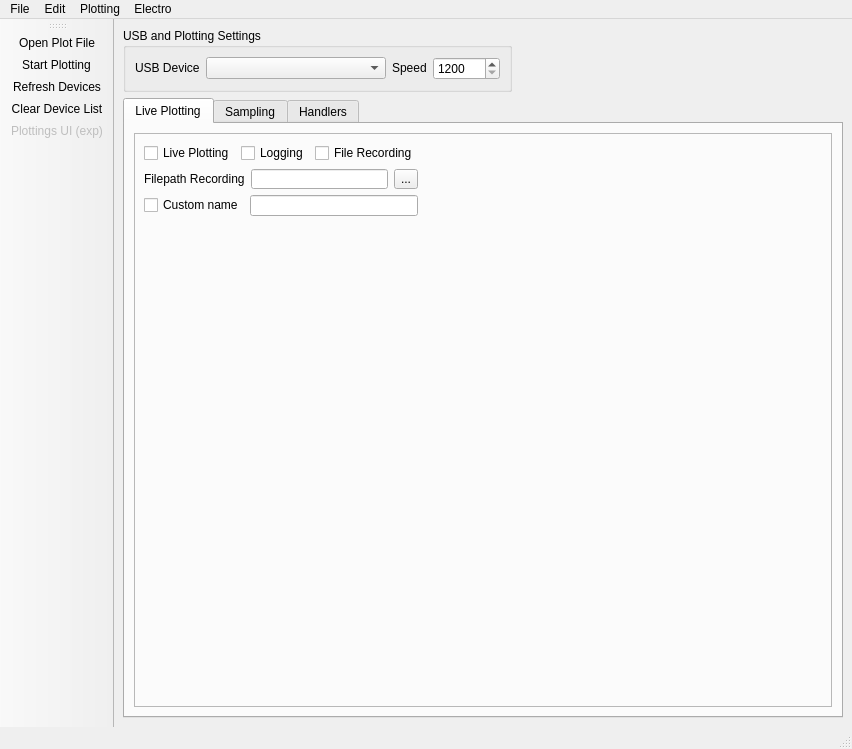
Above: Resources/mainui.ui from gdroumpalis/Electro before the change. Below: the same form after it.
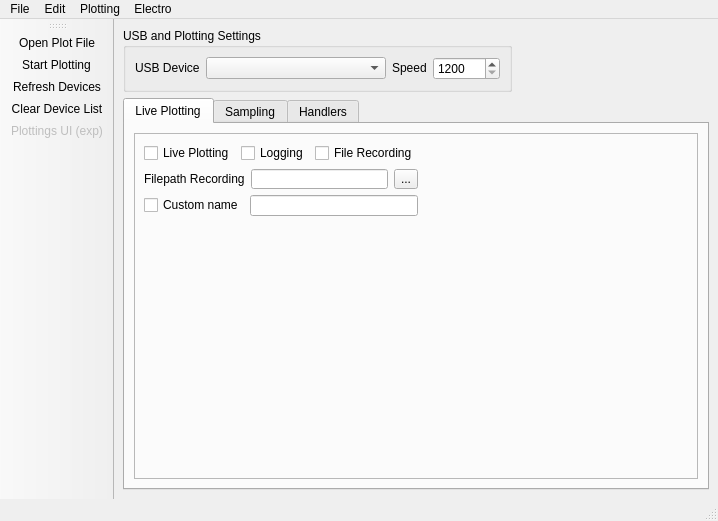
That is the form after the change. Icons and pictures are not drawn.

What changed in the file:
```diff
--- a/Resources/mainui.ui
+++ b/Resources/mainui.ui
@@ -6,8 +6,8 @@
    <rect>
     <x>0</x>
     <y>0</y>
-    <width>852</width>
-    <height>749</height>
+    <width>718</width>
+    <height>521</height>
    </rect>
   </property>
   <property name="sizePolicy">
@@ -471,7 +471,7 @@
     <rect>
      <x>0</x>
      <y>0</y>
-     <width>852</width>
+     <width>718</width>
      <height>26</height>
     </rect>
    </property>
```
